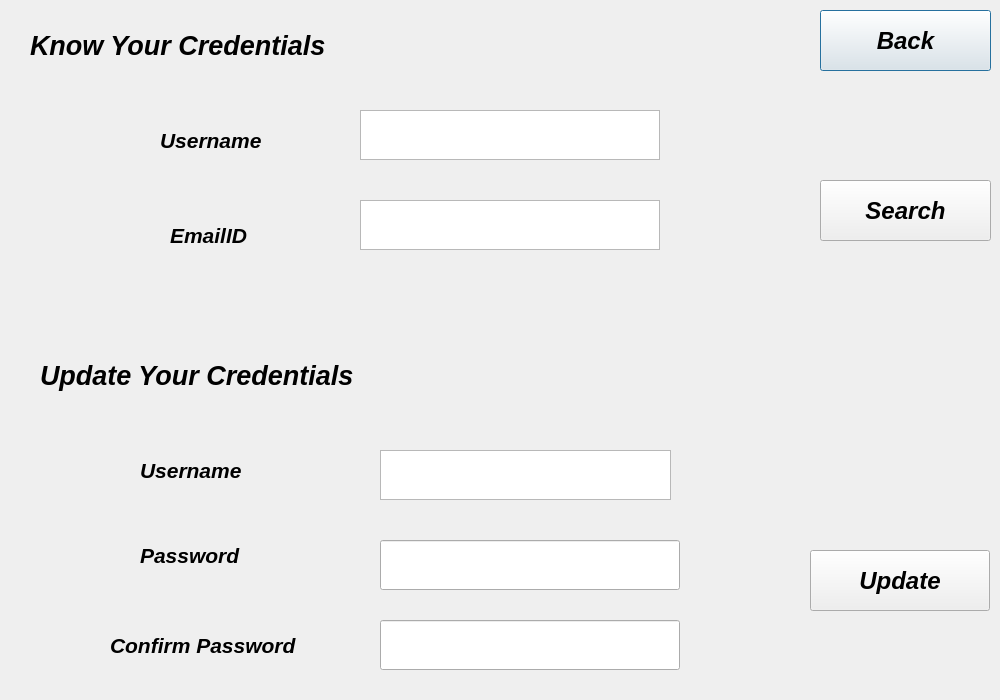
The window that informationretrieve.ui (imtheprince7/Todo-App) describes before a commit, drawn with Qt 5.
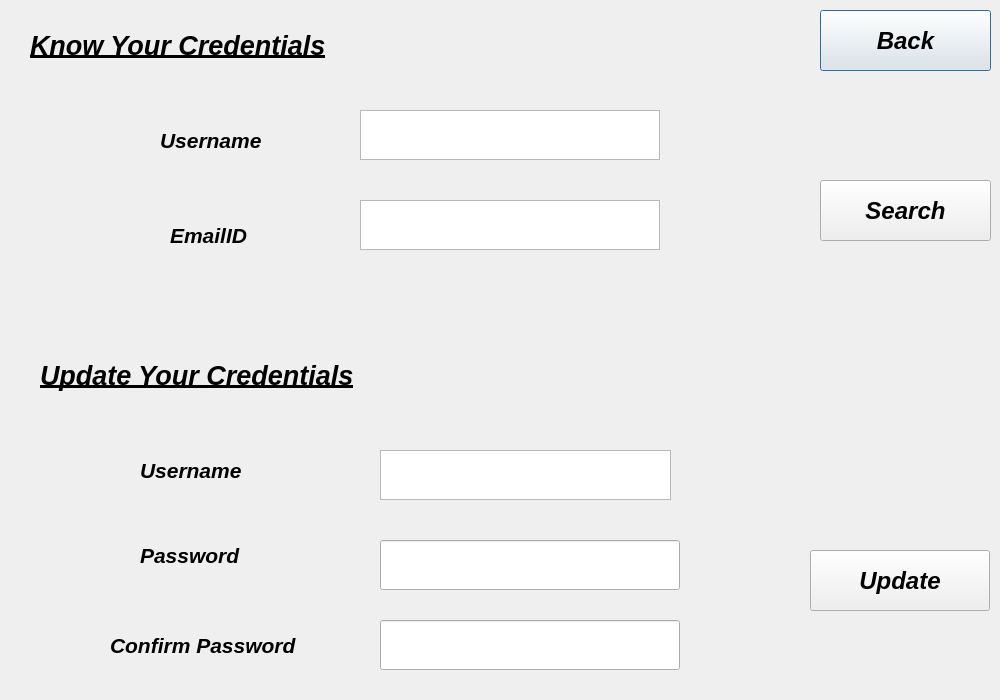
The same window after the commit.

Diff of the .ui file:
```diff
--- a/informationretrieve.ui
+++ b/informationretrieve.ui
@@ -39,6 +39,7 @@
      <pointsize>20</pointsize>
      <italic>true</italic>
      <bold>true</bold>
+     <underline>true</underline>
     </font>
    </property>
    <property name="text">
@@ -91,6 +92,7 @@
      <pointsize>20</pointsize>
      <italic>true</italic>
      <bold>true</bold>
+     <underline>true</underline>
     </font>
    </property>
    <property name="text">
```
